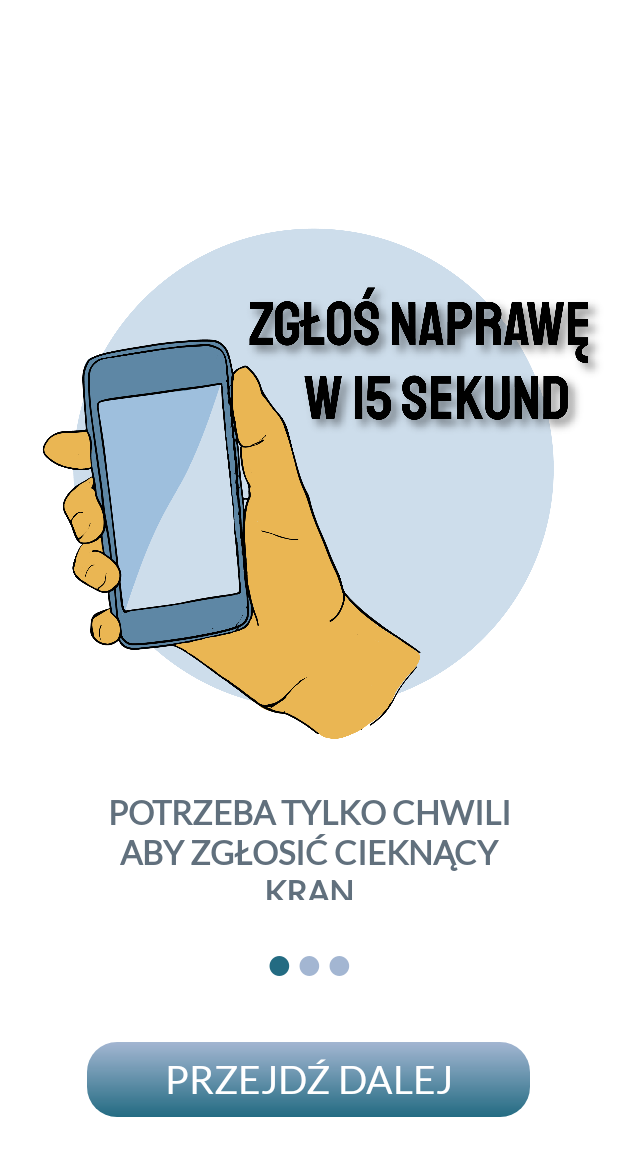
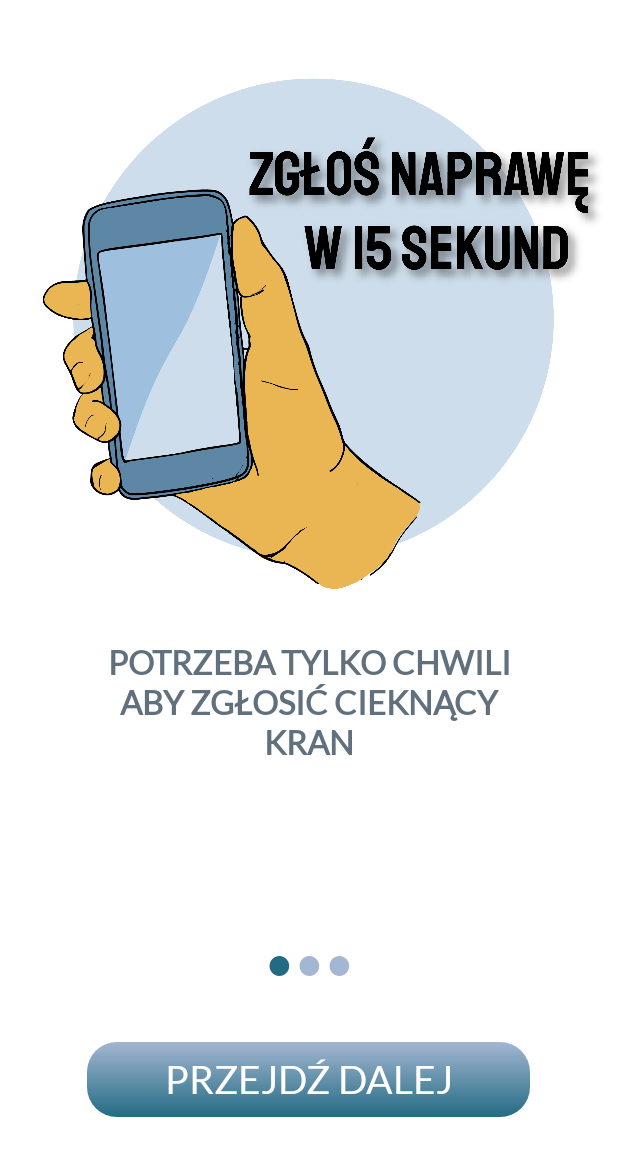
Before and after one commit to vegenative/Resident_Alert, an Android app: the screen it shows after launch (StartActivity), on a phone screen of 412 x 824 dp. Shown: the top 1156 px of the screen. Run offline under Robolectric (Android 15) with nearby library versions, the phone set to English and light mode, and no system bars; our stand-ins replace Firebase (no records; nobody signed in at launch, a user with empty details on screens opened directly).

Commit message:
Fix Fix HomeUI

```diff
--- a/app/src/main/res/layout/slide_layout.xml
+++ b/app/src/main/res/layout/slide_layout.xml
@@ -14,16 +14,17 @@
     app:layout_constraintTop_toTopOf="parent"
     tools:visibility="visible"
     android:orientation="vertical">
+
     <ImageView
         android:id="@+id/slide_image"
         android:layout_width="match_parent"
         android:layout_height="400dp"
-        android:layout_marginTop="120dp"
+        android:layout_gravity="center"
+        android:layout_marginTop="20dp"
         app:layout_constraintEnd_toEndOf="parent"
         app:layout_constraintStart_toStartOf="parent"
         app:layout_constraintTop_toTopOf="parent"
-        app:srcCompat="@drawable/part3"
-        android:layout_gravity="center"/>
+        app:srcCompat="@drawable/part3" />
 
     <TextView
         android:id="@+id/slide_header"
```
